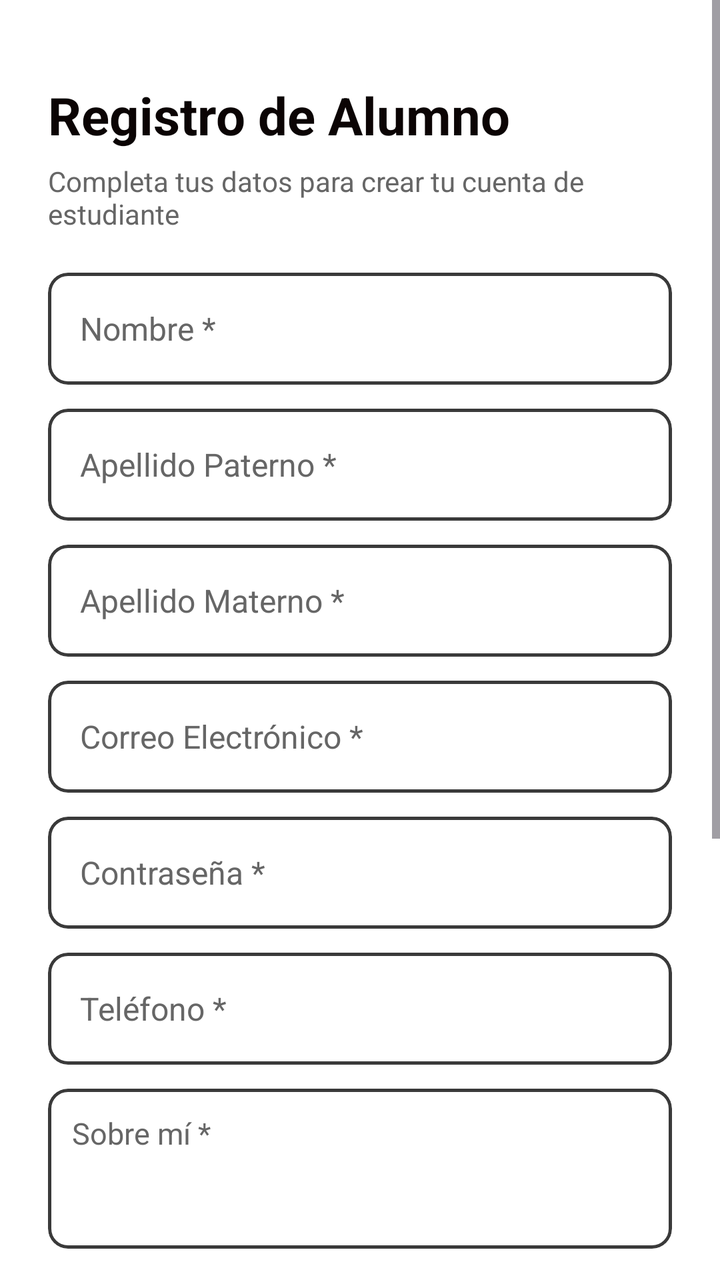
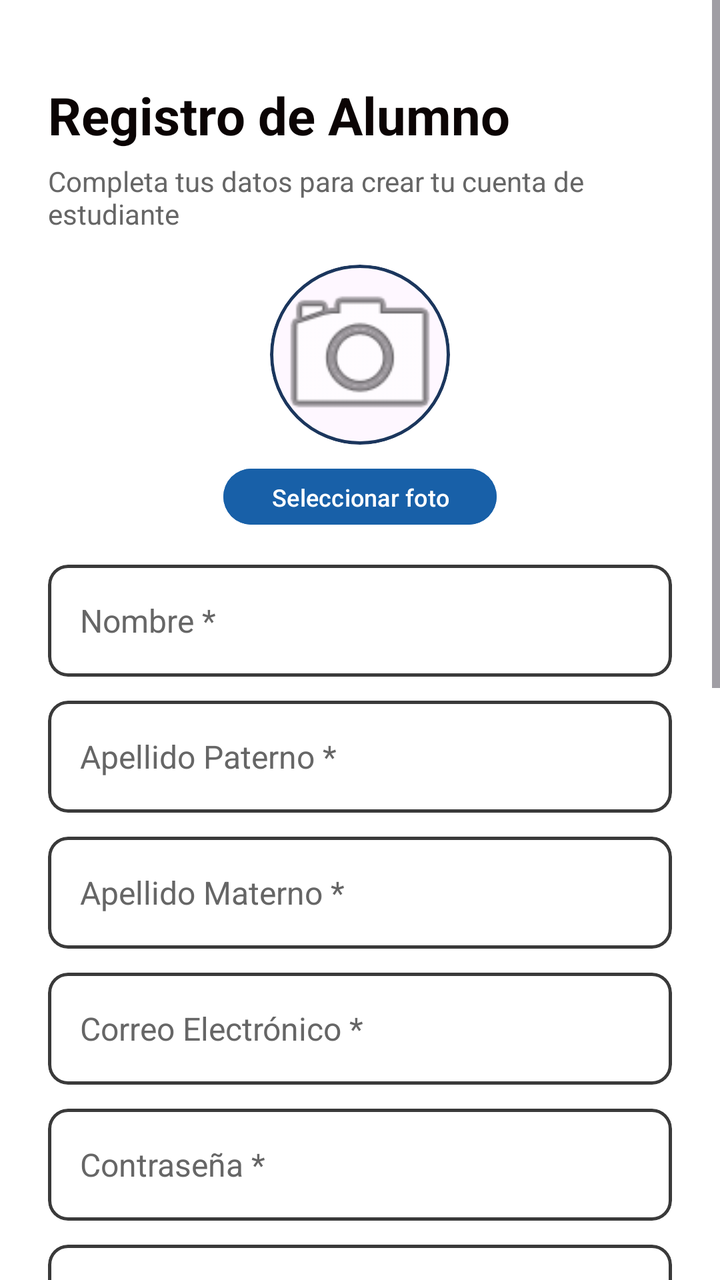

Screens rendered from an Android XML layout before and after an edit, with the pre-edit source and the edit as a unified diff.
<!-- AndroidManifest.xml: application theme Theme.LinkedInInterno -->
<!-- res/layout/activity_register_student.xml -->
<?xml version="1.0" encoding="utf-8"?>
<ScrollView
    xmlns:android="http://schemas.android.com/apk/res/android"
    xmlns:app="http://schemas.android.com/apk/res-auto"
    xmlns:tools="http://schemas.android.com/tools"
    android:id="@+id/scrollRegisterStudent"
    android:layout_width="match_parent"
    android:layout_height="match_parent"
    android:fillViewport="true"
    android:background="@android:color/white">

    <androidx.constraintlayout.widget.ConstraintLayout
        android:layout_width="match_parent"
        android:layout_height="wrap_content"
        android:padding="24dp">

        <TextView
            android:id="@+id/tvTitleRegisterStudent"
            android:layout_width="wrap_content"
            android:layout_height="wrap_content"
            android:layout_marginTop="16dp"
            android:text="@string/title_register_student"
            android:textColor="#0B0404"
            android:textSize="26sp"
            android:textStyle="bold"
            app:layout_constraintStart_toStartOf="parent"
            app:layout_constraintTop_toTopOf="parent" />

        <TextView
            android:id="@+id/tvSubtitleRegisterStudent"
            android:layout_width="wrap_content"
            android:layout_height="wrap_content"
            android:layout_marginTop="6dp"
            android:text="@string/subtitle_register_student"
            android:textColor="#666666"
            android:textSize="14sp"
            app:layout_constraintStart_toStartOf="parent"
            app:layout_constraintTop_toBottomOf="@id/tvTitleRegisterStudent" />

        
        <com.google.android.material.card.MaterialCardView
            android:id="@+id/cardStudentFirstName"
            android:layout_width="match_parent"
            android:layout_height="56dp"
            android:layout_marginTop="20dp"
            app:cardBackgroundColor="#FFFFFF"
            app:cardCornerRadius="10dp"
            app:strokeColor="#3A3A3A"
            app:strokeWidth="1.5dp"
            app:layout_constraintTop_toBottomOf="@id/tvSubtitleRegisterStudent">

            <EditText
                android:id="@+id/etStudentFirstName"
                android:layout_width="match_parent"
                android:layout_height="match_parent"
                android:background="@null"
                android:hint="@string/hint_first_name"
                android:inputType="textPersonName"
                android:maxLines="1"
                android:paddingStart="16dp"
                android:paddingEnd="16dp"
                android:textColor="#0A66C2"
                android:textColorHint="#666666"
                android:textSize="16sp" />
        </com.google.android.material.card.MaterialCardView>

        
        <com.google.android.material.card.MaterialCardView
            android:id="@+id/cardStudentPaternalSurname"
            android:layout_width="match_parent"
            android:layout_height="56dp"
            android:layout_marginTop="12dp"
            app:cardBackgroundColor="#FFFFFF"
            app:cardCornerRadius="10dp"
            app:strokeColor="#3A3A3A"
            app:strokeWidth="1.5dp"
            app:layout_constraintTop_toBottomOf="@id/cardStudentFirstName">

            <EditText
                android:id="@+id/etStudentPaternalSurname"
                android:layout_width="match_parent"
                android:layout_height="match_parent"
                android:background="@null"
                android:hint="@string/hint_paternal_surname"
                android:inputType="textPersonName"
                android:maxLines="1"
                android:paddingStart="16dp"
                android:paddingEnd="16dp"
                android:textColor="#0A66C2"
                android:textColorHint="#666666"
                android:textSize="16sp" />
        </com.google.android.material.card.MaterialCardView>

        
        <com.google.android.material.card.MaterialCardView
            android:id="@+id/cardStudentMaternalSurname"
            android:layout_width="match_parent"
            android:layout_height="56dp"
            android:layout_marginTop="12dp"
            app:cardBackgroundColor="#FFFFFF"
            app:cardCornerRadius="10dp"
            app:strokeColor="#3A3A3A"
            app:strokeWidth="1.5dp"
            app:layout_constraintTop_toBottomOf="@id/cardStudentPaternalSurname">

            <EditText
                android:id="@+id/etStudentMaternalSurname"
                android:layout_width="match_parent"
                android:layout_height="match_parent"
                android:background="@null"
                android:hint="@string/hint_maternal_surname"
                android:inputType="textPersonName"
                android:maxLines="1"
                android:paddingStart="16dp"
                android:paddingEnd="16dp"
                android:textColor="#0A66C2"
                android:textColorHint="#666666"
                android:textSize="16sp" />
        </com.google.android.material.card.MaterialCardView>

        
        <com.google.android.material.card.MaterialCardView
            android:id="@+id/cardStudentEmail"
            android:layout_width="match_parent"
            android:layout_height="56dp"
            android:layout_marginTop="12dp"
            app:cardBackgroundColor="#FFFFFF"
            app:cardCornerRadius="10dp"
            app:strokeColor="#3A3A3A"
            app:strokeWidth="1.5dp"
            app:layout_constraintTop_toBottomOf="@id/cardStudentMaternalSurname">

            <EditText
                android:id="@+id/etStudentEmail"
                android:layout_width="match_parent"
                android:layout_height="match_parent"
                android:background="@null"
                android:hint="@string/hint_email_req"
                android:inputType="textEmailAddress"
                android:maxLines="1"
                android:paddingStart="16dp"
                android:paddingEnd="16dp"
                android:textColor="#0A66C2"
                android:textColorHint="#666666"
                android:textSize="16sp" />
        </com.google.android.material.card.MaterialCardView>

        
        <com.google.android.material.card.MaterialCardView
            android:id="@+id/cardStudentPassword"
            android:layout_width="match_parent"
            android:layout_height="56dp"
            android:layout_marginTop="12dp"
            app:cardBackgroundColor="#FFFFFF"
            app:cardCornerRadius="10dp"
            app:strokeColor="#3A3A3A"
            app:strokeWidth="1.5dp"
            app:layout_constraintTop_toBottomOf="@id/cardStudentEmail">

            <EditText
                android:id="@+id/etStudentPassword"
                android:layout_width="match_parent"
                android:layout_height="match_parent"
                android:background="@null"
                android:hint="@string/hint_password_req"
                android:inputType="textPassword"
                android:maxLines="1"
                android:paddingStart="16dp"
                android:paddingEnd="16dp"
                android:textColor="#0A66C2"
                android:textColorHint="#666666"
                android:textSize="16sp" />
        </com.google.android.material.card.MaterialCardView>

        
        <com.google.android.material.card.MaterialCardView
            android:id="@+id/cardStudentPhone"
            android:layout_width="match_parent"
            android:layout_height="56dp"
            android:layout_marginTop="12dp"
            app:cardBackgroundColor="#FFFFFF"
            app:cardCornerRadius="10dp"
            app:strokeColor="#3A3A3A"
            app:strokeWidth="1.5dp"
            app:layout_constraintTop_toBottomOf="@id/cardStudentPassword">

            <EditText
                android:id="@+id/etStudentPhone"
                android:layout_width="match_parent"
                android:layout_height="match_parent"
                android:background="@null"
                android:hint="@string/hint_phone"
                android:inputType="phone"
                android:maxLines="1"
                android:paddingStart="16dp"
                android:paddingEnd="16dp"
                android:textColor="#0A66C2"
                android:textColorHint="#666666"
                android:textSize="16sp" />
        </com.google.android.material.card.MaterialCardView>

        
        <com.google.android.material.card.MaterialCardView
            android:id="@+id/cardStudentAboutMe"
            android:layout_width="match_parent"
            android:layout_height="80dp"
            android:layout_marginTop="12dp"
            app:cardBackgroundColor="#FFFFFF"
            app:cardCornerRadius="10dp"
            app:strokeColor="#3A3A3A"
            app:strokeWidth="1.5dp"
            app:layout_constraintTop_toBottomOf="@id/cardStudentPhone">

            <EditText
                android:id="@+id/etStudentAboutMe"
                android:layout_width="match_parent"
                android:layout_height="match_parent"
                android:background="@null"
                android:gravity="top|start"
                android:hint="@string/hint_about_me"
                android:inputType="textMultiLine"
                android:padding="12dp"
                android:textColor="#0A66C2"
                android:textColorHint="#666666"
                android:textSize="15sp" />
        </com.google.android.material.card.MaterialCardView>

        
        <TextView
            android:id="@+id/tvLabelMajor"
            android:layout_width="wrap_content"
            android:layout_height="wrap_content"
            android:layout_marginTop="16dp"
            android:text="@string/label_select_major"
            android:textColor="#191919"
            android:textSize="14sp"
            android:textStyle="bold"
            app:layout_constraintStart_toStartOf="parent"
            app:layout_constraintTop_toBottomOf="@id/cardStudentAboutMe" />

        <com.google.android.material.card.MaterialCardView
            android:id="@+id/cardStudentMajor"
            android:layout_width="match_parent"
            android:layout_height="56dp"
            android:layout_marginTop="6dp"
            app:cardBackgroundColor="#FFFFFF"
            app:cardCornerRadius="10dp"
            app:strokeColor="#3A3A3A"
            app:strokeWidth="1.5dp"
            app:layout_constraintTop_toBottomOf="@id/tvLabelMajor">

            <Spinner
                android:id="@+id/spMajors"
                android:layout_width="match_parent"
                android:layout_height="match_parent"
                android:paddingStart="8dp"
                android:paddingEnd="8dp" />
        </com.google.android.material.card.MaterialCardView>

        
        <Button
            android:id="@+id/btnSelectCv"
            android:layout_width="match_parent"
            android:layout_height="48dp"
            android:layout_marginTop="16dp"
            android:backgroundTint="#455A64"
            android:text="@string/btn_select_cv"
            android:textColor="#FFFFFF"
            android:textSize="14sp"
            app:layout_constraintTop_toBottomOf="@id/cardStudentMajor" />

        <TextView
            android:id="@+id/tvSelectedCvName"
            android:layout_width="wrap_content"
            android:layout_height="wrap_content"
            android:layout_marginTop="6dp"
            android:text="@string/no_cv_selected"
            android:textColor="#666666"
            android:textSize="13sp"
            app:layout_constraintStart_toStartOf="parent"
            app:layout_constraintTop_toBottomOf="@id/btnSelectCv" />

        
        <Button
            android:id="@+id/btnRegisterStudent"
            android:layout_width="match_parent"
            android:layout_height="52dp"
            android:layout_marginTop="24dp"
            android:backgroundTint="@color/linkedfic_blue"
            android:text="@string/btn_create_student_account"
            android:textColor="#FFFFFF"
            android:textSize="17sp"
            android:textStyle="bold"
            app:layout_constraintTop_toBottomOf="@id/tvSelectedCvName" />

        <ProgressBar
            android:id="@+id/progressBarStudent"
            android:layout_width="wrap_content"
            android:layout_height="wrap_content"
            android:layout_marginTop="16dp"
            android:visibility="gone"
            android:indeterminateTint="@color/linkedfic_blue"
            app:layout_constraintEnd_toEndOf="parent"
            app:layout_constraintStart_toStartOf="parent"
            app:layout_constraintTop_toBottomOf="@id/btnRegisterStudent" />

        <TextView
            android:id="@+id/tvBackToLoginFromStudent"
            android:layout_width="wrap_content"
            android:layout_height="wrap_content"
            android:layout_marginTop="20dp"
            android:clickable="true"
            android:focusable="true"
            android:minHeight="48dp"
            android:text="@string/back_to_login_prompt"
            android:textColor="@color/linkedfic_blue"
            android:textSize="15sp"
            android:textStyle="bold"
            app:layout_constraintEnd_toEndOf="parent"
            app:layout_constraintStart_toStartOf="parent"
            app:layout_constraintTop_toBottomOf="@id/progressBarStudent" />

    </androidx.constraintlayout.widget.ConstraintLayout>
</ScrollView>
<!-- resources referenced by this layout -->
<resources>
  <color name="linkedfic_blue">#0A66C2</color>
  <string name="back_to_login_prompt">¿Ya tienes cuenta? Inicia sesión aquí</string>
  <string name="btn_create_student_account">Crear Cuenta de Estudiante</string>
  <string name="btn_select_cv">📎 Adjuntar Currículum (PDF)</string>
  <string name="hint_about_me">Sobre mí *</string>
  <string name="hint_email_req">Correo Electrónico *</string>
  <string name="hint_first_name">Nombre *</string>
  <string name="hint_maternal_surname">Apellido Materno *</string>
  <string name="hint_password_req">Contraseña *</string>
  <string name="hint_paternal_surname">Apellido Paterno *</string>
  <string name="hint_phone">Teléfono *</string>
  <string name="label_select_major">Selecciona tu Carrera *</string>
  <string name="no_cv_selected">Ningún archivo PDF seleccionado</string>
  <string name="subtitle_register_student">Completa tus datos para crear tu cuenta de estudiante</string>
  <string name="title_register_student">Registro de Alumno</string>
  <style name="Theme.LinkedInInterno" parent="Base.Theme.LinkedInInterno" />
  <style name="Base.Theme.LinkedInInterno" parent="Theme.Material3.DayNight.NoActionBar">
          
          <item name="colorPrimary">@color/azul_linkedin</item>
          <item name="colorOnPrimary">@color/white</item>
          <item name="colorPrimaryContainer">@color/azul_muy_claro</item>
          <item name="colorOnPrimaryContainer">@color/azul_oscuro</item>
          <item name="colorSecondary">@color/dorado_oro_uas</item>
          <item name="android:colorBackground">@color/gris_claro_fondo</item>
      </style>
  <color name="azul_linkedin">#0A66C2</color>
  <color name="white">#FFFFFFFF</color>
  <color name="azul_muy_claro">#EBF2F9</color>
  <color name="azul_oscuro">#1B365D</color>
  <color name="dorado_oro_uas">#AF9121</color>
  <color name="gris_claro_fondo">#F4F2EE</color>
</resources>

<!-- the commit's change to res/layout/activity_register_student.xml (unified diff, before → after) -->
@@ -39,15 +39,51 @@
 
         
         <com.google.android.material.card.MaterialCardView
+            android:id="@+id/cardStudentAvatar"
+            android:layout_width="90dp"
+            android:layout_height="90dp"
+            android:layout_marginTop="16dp"
+            app:cardCornerRadius="45dp"
+            app:cardElevation="0dp"
+            app:strokeColor="@color/azul_oscuro"
+            app:strokeWidth="1.5dp"
+            app:layout_constraintEnd_toEndOf="parent"
+            app:layout_constraintStart_toStartOf="parent"
+            app:layout_constraintTop_toBottomOf="@id/tvSubtitleRegisterStudent">
+
+            <ImageView
+                android:id="@+id/imgStudentAvatar"
+                android:layout_width="match_parent"
+                android:layout_height="match_parent"
+                android:scaleType="centerCrop"
+                android:src="@android:drawable/ic_menu_camera"
+                android:contentDescription="@string/hint_avatar" />
+        </com.google.android.material.card.MaterialCardView>
+
+        <Button
+            android:id="@+id/btnSelectAvatar"
+            android:layout_width="wrap_content"
+            android:layout_height="36dp"
+            android:layout_marginTop="8dp"
+            android:backgroundTint="@color/azul_institucional"
+            android:text="@string/btn_select_avatar"
+            android:textColor="#FFFFFF"
+            android:textSize="12sp"
+            app:layout_constraintEnd_toEndOf="parent"
+            app:layout_constraintStart_toStartOf="parent"
+            app:layout_constraintTop_toBottomOf="@id/cardStudentAvatar" />
+
+        
+        <com.google.android.material.card.MaterialCardView
             android:id="@+id/cardStudentFirstName"
             android:layout_width="match_parent"
             android:layout_height="56dp"
-            android:layout_marginTop="20dp"
-            app:cardBackgroundColor="#FFFFFF"
-            app:cardCornerRadius="10dp"
-            app:strokeColor="#3A3A3A"
-            app:strokeWidth="1.5dp"
-            app:layout_constraintTop_toBottomOf="@id/tvSubtitleRegisterStudent">
+            android:layout_marginTop="16dp"
+            app:cardBackgroundColor="#FFFFFF"
+            app:cardCornerRadius="10dp"
+            app:strokeColor="#3A3A3A"
+            app:strokeWidth="1.5dp"
+            app:layout_constraintTop_toBottomOf="@id/btnSelectAvatar">
 
             <EditText
                 android:id="@+id/etStudentFirstName"
@@ -258,6 +294,33 @@
         </com.google.android.material.card.MaterialCardView>
 
         
+        <com.google.android.material.card.MaterialCardView
+            android:id="@+id/cardStudentSemester"
+            android:layout_width="match_parent"
+            android:layout_height="56dp"
+            android:layout_marginTop="12dp"
+            app:cardBackgroundColor="#FFFFFF"
+            app:cardCornerRadius="10dp"
+            app:strokeColor="#3A3A3A"
+            app:strokeWidth="1.5dp"
+            app:layout_constraintTop_toBottomOf="@id/cardStudentMajor">
+
+            <EditText
+                android:id="@+id/etStudentSemester"
+                android:layout_width="match_parent"
+                android:layout_height="match_parent"
+                android:background="@null"
+                android:hint="@string/hint_semester"
+                android:inputType="number"
+                android:maxLines="1"
+                android:paddingStart="16dp"
+                android:paddingEnd="16dp"
+                android:textColor="#0A66C2"
+                android:textColorHint="#666666"
+                android:textSize="16sp" />
+        </com.google.android.material.card.MaterialCardView>
+
+        
         <Button
             android:id="@+id/btnSelectCv"
             android:layout_width="match_parent"
@@ -267,7 +330,7 @@
             android:text="@string/btn_select_cv"
             android:textColor="#FFFFFF"
             android:textSize="14sp"
-            app:layout_constraintTop_toBottomOf="@id/cardStudentMajor" />
+            app:layout_constraintTop_toBottomOf="@id/cardStudentSemester" />
 
         <TextView
             android:id="@+id/tvSelectedCvName"
@@ -286,7 +349,7 @@
             android:layout_width="match_parent"
             android:layout_height="52dp"
             android:layout_marginTop="24dp"
-            android:backgroundTint="@color/linkedfic_blue"
+            android:backgroundTint="@color/azul_institucional"
             android:text="@string/btn_create_student_account"
             android:textColor="#FFFFFF"
             android:textSize="17sp"
@@ -299,7 +362,7 @@
             android:layout_height="wrap_content"
             android:layout_marginTop="16dp"
             android:visibility="gone"
-            android:indeterminateTint="@color/linkedfic_blue"
+            android:indeterminateTint="@color/azul_institucional"
             app:layout_constraintEnd_toEndOf="parent"
             app:layout_constraintStart_toStartOf="parent"
             app:layout_constraintTop_toBottomOf="@id/btnRegisterStudent" />
@@ -313,7 +376,7 @@
             android:focusable="true"
             android:minHeight="48dp"
             android:text="@string/back_to_login_prompt"
-            android:textColor="@color/linkedfic_blue"
+            android:textColor="@color/azul_institucional"
             android:textSize="15sp"
             android:textStyle="bold"
             app:layout_constraintEnd_toEndOf="parent"
<!-- resource entries referenced after the edit -->
@@ -1,16 +1,19 @@
 <!-- resources referenced by this layout -->
 <resources>
-  <color name="linkedfic_blue">#0A66C2</color>
+  <color name="azul_institucional">#1860A8</color>
   <string name="back_to_login_prompt">¿Ya tienes cuenta? Inicia sesión aquí</string>
   <string name="btn_create_student_account">Crear Cuenta de Estudiante</string>
+  <string name="btn_select_avatar">Seleccionar foto</string>
   <string name="btn_select_cv">📎 Adjuntar Currículum (PDF)</string>
   <string name="hint_about_me">Sobre mí *</string>
+  <string name="hint_avatar">Foto de perfil</string>
   <string name="hint_email_req">Correo Electrónico *</string>
   <string name="hint_first_name">Nombre *</string>
   <string name="hint_maternal_surname">Apellido Materno *</string>
   <string name="hint_password_req">Contraseña *</string>
   <string name="hint_paternal_surname">Apellido Paterno *</string>
   <string name="hint_phone">Teléfono *</string>
+  <string name="hint_semester">Semestre (ej. 5)</string>
   <string name="label_select_major">Selecciona tu Carrera *</string>
   <string name="no_cv_selected">Ningún archivo PDF seleccionado</string>
   <string name="subtitle_register_student">Completa tus datos para crear tu cuenta de estudiante</string>
@@ -18,18 +21,15 @@
   <style name="Theme.LinkedInInterno" parent="Base.Theme.LinkedInInterno" />
   <style name="Base.Theme.LinkedInInterno" parent="Theme.Material3.DayNight.NoActionBar">
           
-          <item name="colorPrimary">@color/azul_linkedin</item>
+          <item name="colorPrimary">@color/azul_institucional</item>
           <item name="colorOnPrimary">@color/white</item>
-          <item name="colorPrimaryContainer">@color/azul_muy_claro</item>
+          <item name="colorPrimaryContainer">@color/azul_institucional</item>
           <item name="colorOnPrimaryContainer">@color/azul_oscuro</item>
           <item name="colorSecondary">@color/dorado_oro_uas</item>
-          <item name="android:colorBackground">@color/gris_claro_fondo</item>
+          <item name="android:colorBackground">@color/white</item>
       </style>
-  <color name="azul_linkedin">#0A66C2</color>
   <color name="white">#FFFFFFFF</color>
-  <color name="azul_muy_claro">#EBF2F9</color>
   <color name="azul_oscuro">#1B365D</color>
   <color name="dorado_oro_uas">#AF9121</color>
-  <color name="gris_claro_fondo">#F4F2EE</color>
 </resources>
 
